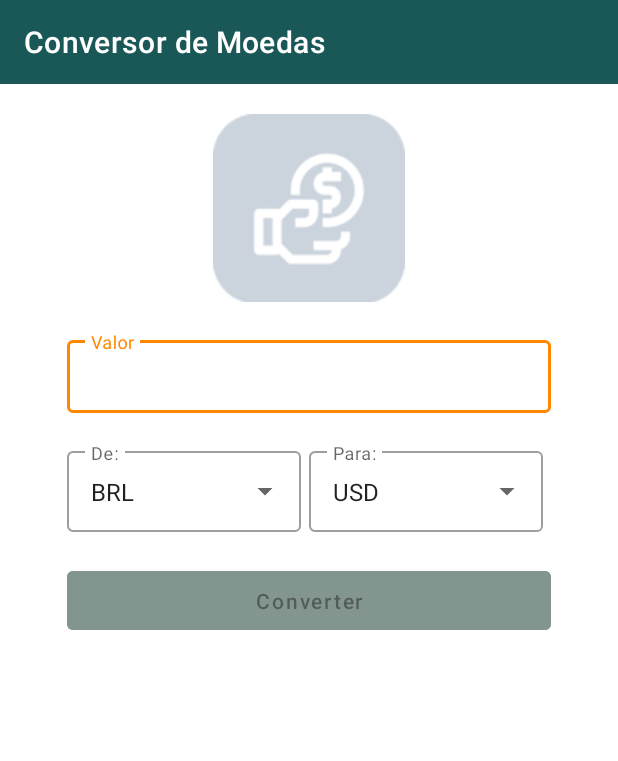
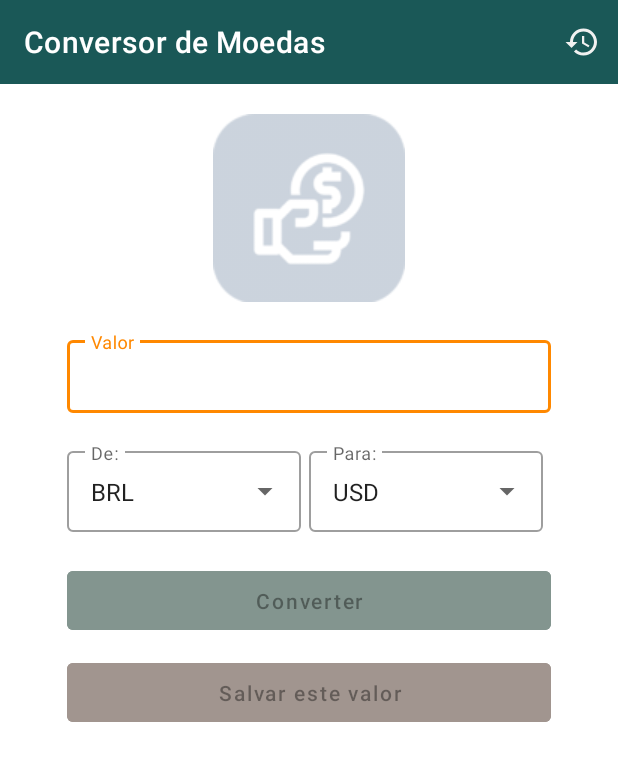
Before and after one commit to Onirvanico/Conversor-de-Moedas, an Android app: the screen it shows after launch (MainActivity), on a phone screen of 412 x 824 dp. Shown: the top 761 px of the screen. Run offline under Robolectric (Android 15) with nearby library versions, the phone set to English and light mode, and no system bars; our stand-ins replace Room's generated code, data binding; pictures from the network do not load.

Commit message:
Quase finalizado

```diff
--- a/app/src/main/java/br/com/projeto/conversordemoedas/data/CoinType.kt
+++ b/app/src/main/java/br/com/projeto/conversordemoedas/data/CoinType.kt
@@ -8,5 +8,9 @@ enum class CoinType(val locale: Locale) {
     EUR(Locale.UK),
     JYP(Locale.JAPAN),
     CAD(Locale.CANADA),
-    ARS(Locale("es", "AR"))
+    ARS(Locale("es", "AR"));
+
+    companion object {
+        fun getByName(name: String) = values().find{ it.name == name} ?: BRL
+    }
 }
--- a/app/src/main/java/br/com/projeto/conversordemoedas/data/db/ExchangeDataBase.kt
+++ b/app/src/main/java/br/com/projeto/conversordemoedas/data/db/ExchangeDataBase.kt
@@ -7,7 +7,7 @@ import androidx.room.RoomDatabase
 import br.com.projeto.conversordemoedas.data.db.dao.ExchangeDAO
 import br.com.projeto.conversordemoedas.data.model.CoinContent
 
-@Database(entities = [CoinContent::class], version = 1)
+@Database(entities = [CoinContent::class], version = 2, exportSchema = false)
 abstract class ExchangeDataBase : RoomDatabase() {
 
     companion object {
@@ -15,7 +15,7 @@ abstract class ExchangeDataBase : RoomDatabase() {
             return Room.databaseBuilder(
                 context.applicationContext,
                 ExchangeDataBase::class.java,
-                "exchange_db"
+                "exchange_database"
             )
                 .fallbackToDestructiveMigration()
                 .build()
--- a/app/src/main/java/br/com/projeto/conversordemoedas/data/dependency_injection/DataModules.kt
+++ b/app/src/main/java/br/com/projeto/conversordemoedas/data/dependency_injection/DataModules.kt
@@ -56,7 +56,7 @@ object DataModules {
 
     private fun repositoryModule(): Module {
        return module{
-           single<CoinRepository> {CoinRepositoryImp(get())}
+           single<CoinRepository> {CoinRepositoryImp(get(), get())}
        }
     }
 
--- a/app/src/main/java/br/com/projeto/conversordemoedas/data/repository/CoinRepositoryImp.kt
+++ b/app/src/main/java/br/com/projeto/conversordemoedas/data/repository/CoinRepositoryImp.kt
@@ -1,6 +1,7 @@
 package br.com.projeto.conversordemoedas.data.repository
 
 
+import android.util.Log
 import br.com.projeto.conversordemoedas.core.exceptions.RemoteException
 import br.com.projeto.conversordemoedas.data.db.ExchangeDataBase
 import br.com.projeto.conversordemoedas.data.model.CoinContent
@@ -28,6 +29,7 @@ class CoinRepositoryImp(
          } catch (ex: HttpException) {
             val errorJson = ex.response()?.errorBody().toString()
              val fromJson = Gson().fromJson(errorJson, ErrorResponse::class.java)
+             Log.i("ErrorResponse", fromJson.message)
              throw RemoteException(fromJson.message)
          }
     }
--- a/app/src/main/java/br/com/projeto/conversordemoedas/domain/SaveExchangeUseCase.kt
+++ b/app/src/main/java/br/com/projeto/conversordemoedas/domain/SaveExchangeUseCase.kt
@@ -13,6 +13,7 @@ class SaveExchangeUseCase(
     override suspend fun execute(param: CoinContent): Flow<Unit> {
         return flow {
             repository.save(param)
+            emit(Unit)
         }
     }
 }
--- a/app/src/main/java/br/com/projeto/conversordemoedas/domain/di/DomainModules.kt
+++ b/app/src/main/java/br/com/projeto/conversordemoedas/domain/di/DomainModules.kt
@@ -1,6 +1,8 @@
 package br.com.projeto.conversordemoedas.domain.di
 
 import br.com.projeto.conversordemoedas.domain.GetCoinContentUseCase
+import br.com.projeto.conversordemoedas.domain.ListExchangeUseCase
+import br.com.projeto.conversordemoedas.domain.SaveExchangeUseCase
 import org.koin.core.context.loadKoinModules
 import org.koin.core.module.Module
 import org.koin.dsl.module
@@ -13,9 +15,9 @@ object DomainModules {
 
     private fun useCaseModules(): Module {
         return module {
-            factory {
-                GetCoinContentUseCase(get())
-            }
+            factory { GetCoinContentUseCase(get()) }
+            factory { ListExchangeUseCase(get()) }
+            factory { SaveExchangeUseCase(get()) }
         }
     }
 }
--- a/app/src/main/java/br/com/projeto/conversordemoedas/presentation/di/PresentationModules.kt
+++ b/app/src/main/java/br/com/projeto/conversordemoedas/presentation/di/PresentationModules.kt
@@ -1,5 +1,6 @@
 package br.com.projeto.conversordemoedas.presentation.di
 
+import br.com.projeto.conversordemoedas.presentation.HistoricViewModel
 import br.com.projeto.conversordemoedas.presentation.MainViewModel
 import org.koin.androidx.viewmodel.dsl.viewModel
 import org.koin.core.context.loadKoinModules
@@ -14,7 +15,8 @@ object PresentationModules {
 
     private fun viewModelModules(): Module {
         return module {
-            viewModel { MainViewModel(get()) }
+            viewModel { MainViewModel(get(), get()) }
+            viewModel { HistoricViewModel(get()) }
         }
     }
 }
--- a/app/src/main/java/br/com/projeto/conversordemoedas/ui/MainActivity.kt
+++ b/app/src/main/java/br/com/projeto/conversordemoedas/ui/MainActivity.kt
@@ -1,7 +1,11 @@
 package br.com.projeto.conversordemoedas.ui
 
 import android.R
+import android.content.Intent
 import android.os.Bundle
+import android.view.Menu
+import android.view.MenuInflater
+import android.view.MenuItem
 import android.widget.ArrayAdapter
 import androidx.appcompat.app.AppCompatActivity
 import br.com.projeto.conversordemoedas.core.extensions.formatCurrency
@@ -26,13 +30,20 @@ class MainActivity : AppCompatActivity() {
         super.onCreate(savedInstanceState)
         setContentView(binding.root)
 
-
+        setSupportActionBar(binding.toolbarMainActivity)
         configObserver()
 
         val adapter = createAdapterDropDown()
         setAdaperDropDown(adapter)
 
         configConverterButton()
+
+        binding.saveExchangeButton.setOnClickListener {
+            val value = viewModel.state.value
+            (value as? MainViewModel.State.Success)?.let {
+                viewModel.saveExchange(it.value)
+            }
+        }
 
     }
 
@@ -59,11 +70,13 @@ class MainActivity : AppCompatActivity() {
                     loadingDialog.dismiss()
                     val result = it.value.bid *  binding.textLayoutInputValue.text.toDouble()
 
-                    val coinType = CoinType.values().find {
-                        it.name == binding.convertToLayoutOption.text
-                    } ?: CoinType.BRL
+                    val coinType = CoinType.getByName(binding.convertToLayoutOption.text)
 
                     binding.textResult.text = result.formatCurrency(coinType.locale)
+                }
+                is MainViewModel.State.Saved -> {
+                    loadingDialog.dismiss()
+                    createDialog { setMessage("Êxito ao salvar o valor") }.show()
                 }
             }
         }
@@ -84,4 +97,18 @@ class MainActivity : AppCompatActivity() {
         )
         return adapter
     }
+
+    override fun onCreateOptionsMenu(menu: Menu?): Boolean {
+        val inflater: MenuInflater = menuInflater
+        inflater.inflate(br.com.projeto.conversordemoedas.R.menu.historic_menu, menu)
+
+        return true
+    }
+
+    override fun onOptionsItemSelected(item: MenuItem): Boolean {
+        if(item.itemId == br.com.projeto.conversordemoedas.R.id.historic_option_menu)
+            startActivity(Intent(this, HistoricActivity::class.java))
+
+        return super.onOptionsItemSelected(item)
+    }
 }
--- /dev/null
+++ b/app/src/main/res/drawable/ic_history_24.xml
@@ -0,0 +1,5 @@
+<vector android:height="24dp" android:tint="#F1F1F1"
+    android:viewportHeight="24" android:viewportWidth="24"
+    android:width="24dp" xmlns:android="http://schemas.android.com/apk/res/android">
+    <path android:fillColor="@android:color/white" android:pathData="M13,3c-4.97,0 -9,4.03 -9,9L1,12l3.89,3.89 0.07,0.14L9,12L6,12c0,-3.87 3.13,-7 7,-7s7,3.13 7,7 -3.13,7 -7,7c-1.93,0 -3.68,-0.79 -4.94,-2.06l-1.42,1.42C8.27,19.99 10.51,21 13,21c4.97,0 9,-4.03 9,-9s-4.03,-9 -9,-9zM12,8v5l4.28,2.54 0.72,-1.21 -3.5,-2.08L13.5,8L12,8z"/>
+</vector>
--- a/app/src/main/res/layout/activity_main.xml
+++ b/app/src/main/res/layout/activity_main.xml
@@ -128,6 +128,20 @@
             app:layout_constraintStart_toStartOf="@+id/start_guide"
             app:layout_constraintTop_toBottomOf="@+id/convert_to_layout_option" />
 
+        <Button
+            android:id="@+id/save_exchange_button"
+            android:layout_width="0dp"
+            android:layout_height="wrap_content"
+            android:layout_marginTop="10dp"
+            android:backgroundTint="#A1958F"
+            android:text="Salvar este valor"
+            android:enabled="@{!textResult.text.toString().empty}"
+            android:textAllCaps="false"
+            android:padding="10dp"
+            app:layout_constraintEnd_toEndOf="@+id/end_guide"
+            app:layout_constraintStart_toStartOf="@+id/start_guide"
+            app:layout_constraintTop_toBottomOf="@+id/converter_button" />
+
         <TextView
             android:id="@+id/text_result"
             android:layout_width="wrap_content"
@@ -135,7 +149,7 @@
             tools:text="3,27"
             style="@style/TextAppearance.MaterialComponents.Headline3"
             app:layout_constraintStart_toStartOf="parent"
-            app:layout_constraintTop_toBottomOf="@+id/converter_button"
+            app:layout_constraintTop_toBottomOf="@+id/save_exchange_button"
             app:layout_constraintEnd_toEndOf="parent"
             app:layout_constraintBottom_toBottomOf="parent" />
 
--- /dev/null
+++ b/app/src/main/res/menu/historic_menu.xml
@@ -0,0 +1,9 @@
+<?xml version="1.0" encoding="utf-8"?>
+<menu xmlns:android="http://schemas.android.com/apk/res/android"
+    xmlns:app="http://schemas.android.com/apk/res-auto">
+    <item
+        android:id="@+id/historic_option_menu"
+        android:title="@string/historic_title_menu"
+        android:icon="@drawable/ic_history_24"
+        app:showAsAction="always" />
+</menu>
--- a/app/src/main/res/values/strings.xml
+++ b/app/src/main/res/values/strings.xml
@@ -5,4 +5,5 @@
     <string name="convert_from_dropdown_hint">Para:</string>
     <string name="converter_button_rs">Converter</string>
     <string name="coin_image_content_description">Imagem de moeda</string>
+    <string name="historic_title_menu">histórico</string>
 </resources>
```
Also changed, not shown: app/src/main/AndroidManifest.xml (+5 -3 lines), app/src/main/java/br/com/projeto/conversordemoedas/data/model/CoinContent.kt (+4 -7 lines), app/src/main/java/br/com/projeto/conversordemoedas/presentation/HistoricViewModel.kt (added, +44 -0 lines), app/src/main/java/br/com/projeto/conversordemoedas/presentation/MainViewModel.kt (+22 -0 lines), app/src/main/java/br/com/projeto/conversordemoedas/ui/HistoricActivity.kt (added, +68 -0 lines), app/src/main/java/br/com/projeto/conversordemoedas/ui/adapters/HistoricAdapter.kt (added, +49 -0 lines), app/src/main/res/layout/activity_historic.xml (added, +40 -0 lines), app/src/main/res/layout/exchange_historic_item.xml (added, +34 -0 lines).
